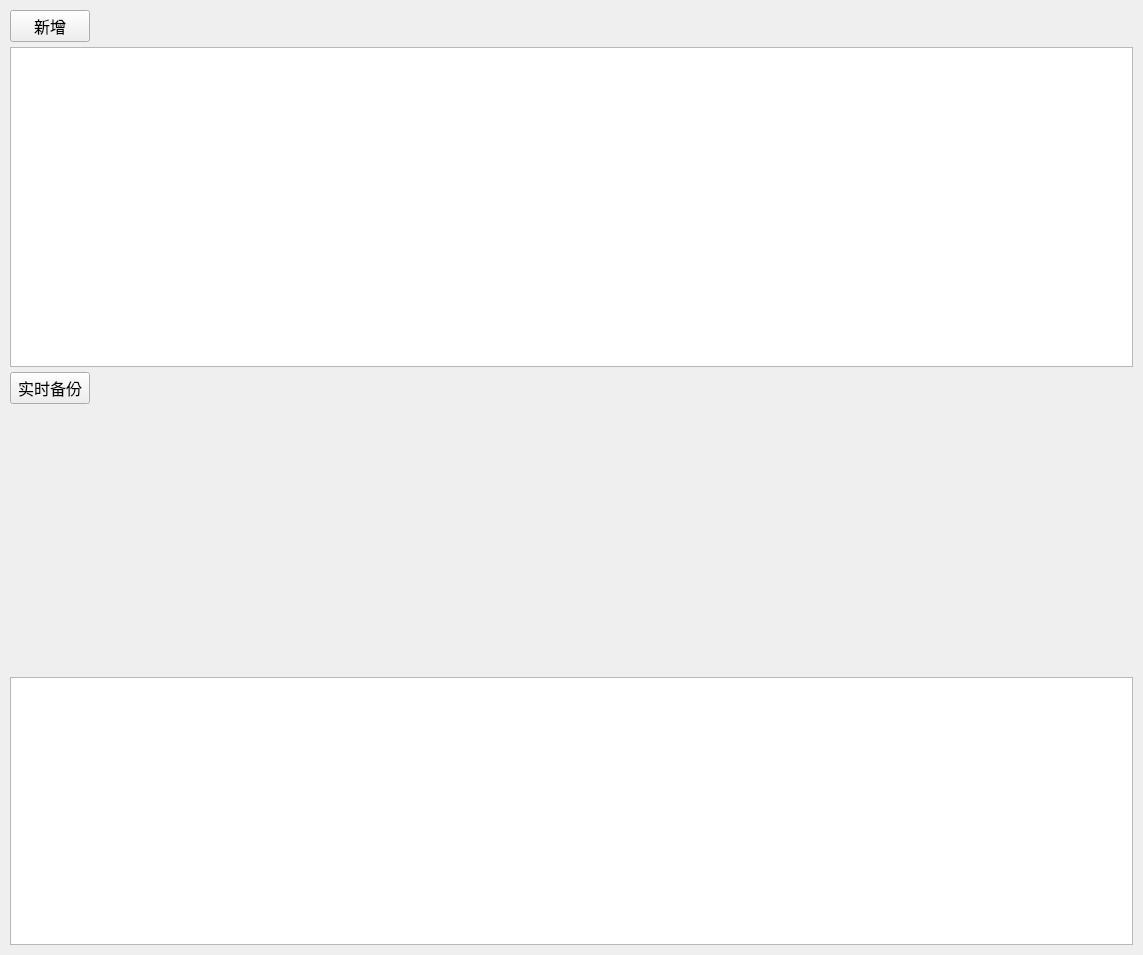
This is backup/view/backup_wgt.ui in cshanxiao/zero-backup-assistant as Qt 5 draws it before an edit. The edited form follows.
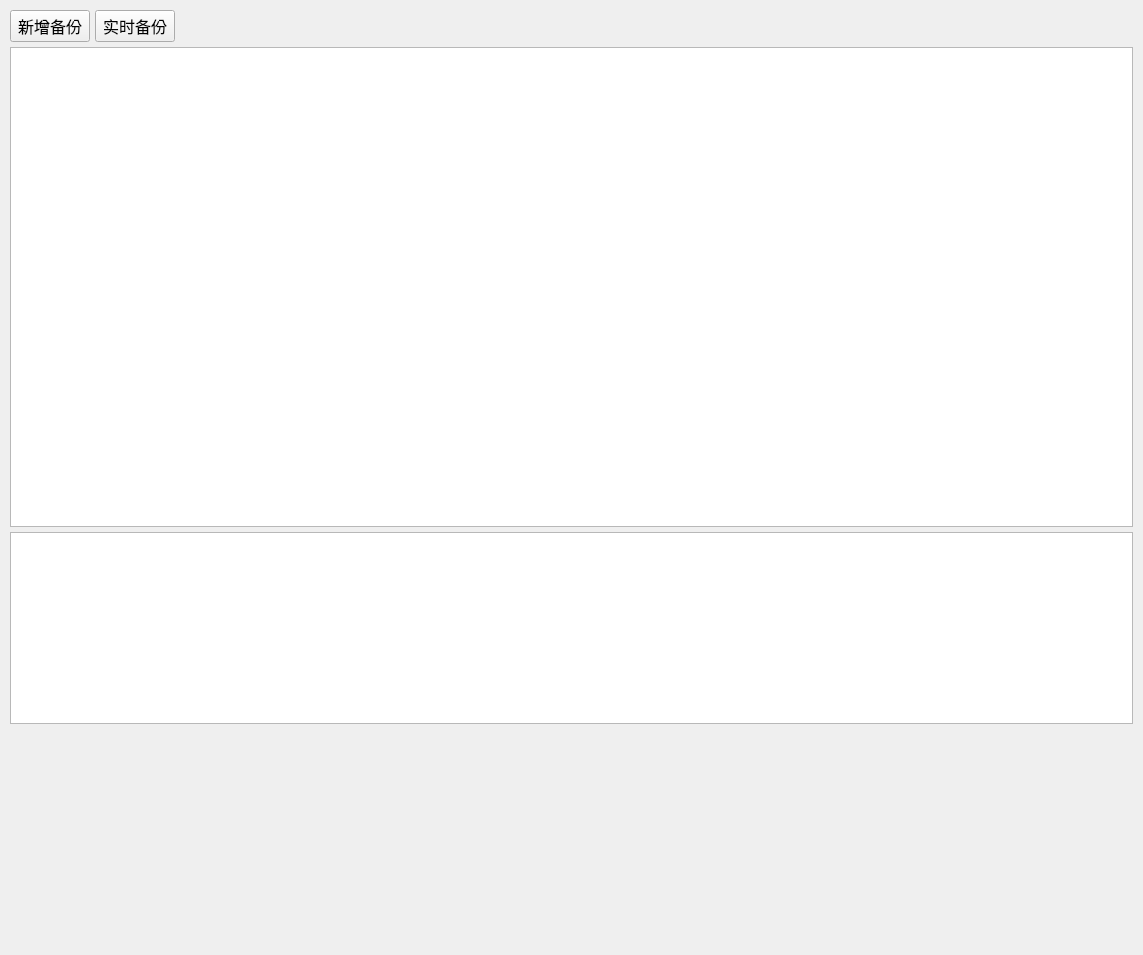
This is the edited form.

Commit message: feat: update UI and optimize handle backup

Diff of the .ui file:
```diff
--- a/backup/view/backup_wgt.ui
+++ b/backup/view/backup_wgt.ui
@@ -40,40 +40,10 @@
         </font>
        </property>
        <property name="text">
-        <string>新增</string>
+        <string>新增备份</string>
        </property>
       </widget>
      </item>
-     <item>
-      <spacer name="horizontalSpacer">
-       <property name="orientation">
-        <enum>Qt::Horizontal</enum>
-       </property>
-       <property name="sizeHint" stdset="0">
-        <size>
-         <width>40</width>
-         <height>20</height>
-        </size>
-       </property>
-      </spacer>
-     </item>
-    </layout>
-   </item>
-   <item>
-    <widget class="QListWidget" name="listWidget_path">
-     <property name="minimumSize">
-      <size>
-       <width>0</width>
-       <height>320</height>
-      </size>
-     </property>
-    </widget>
-   </item>
-   <item>
-    <layout class="QHBoxLayout" name="horizontalLayout_10">
-     <property name="spacing">
-      <number>5</number>
-     </property>
      <item>
       <widget class="QPushButton" name="btn_realtime_backup">
        <property name="font">
@@ -88,7 +58,7 @@
       </widget>
      </item>
      <item>
-      <spacer name="horizontalSpacer_3">
+      <spacer name="horizontalSpacer">
        <property name="orientation">
         <enum>Qt::Horizontal</enum>
        </property>
@@ -102,6 +72,30 @@
      </item>
     </layout>
    </item>
+   <item>
+    <layout class="QVBoxLayout" name="verticalLayout_2">
+     <item>
+      <widget class="QListWidget" name="listWidget_path">
+       <property name="minimumSize">
+        <size>
+         <width>0</width>
+         <height>480</height>
+        </size>
+       </property>
+      </widget>
+     </item>
+     <item>
+      <widget class="QPlainTextEdit" name="text_console">
+       <property name="font">
+        <font>
+         <family>Source Code Pro ExtraLight</family>
+         <pointsize>12</pointsize>
+        </font>
+       </property>
+      </widget>
+     </item>
+    </layout>
+   </item>
    <item>
     <spacer name="verticalSpacer">
      <property name="orientation">
@@ -109,22 +103,12 @@
      </property>
      <property name="sizeHint" stdset="0">
       <size>
-       <width>20</width>
-       <height>40</height>
+       <width>0</width>
+       <height>0</height>
       </size>
      </property>
     </spacer>
    </item>
-   <item>
-    <widget class="QPlainTextEdit" name="text_console">
-     <property name="font">
-      <font>
-       <family>Source Code Pro ExtraLight</family>
-       <pointsize>12</pointsize>
-      </font>
-     </property>
-    </widget>
-   </item>
   </layout>
  </widget>
  <resources/>
```
The commit also changes 3 other files.
